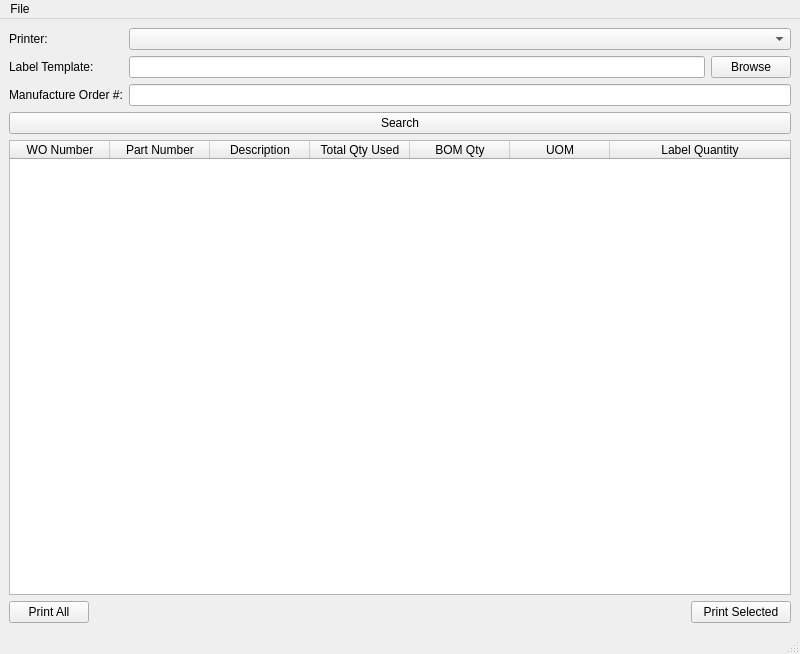
Old version of the form mainwindow.ui in the repository dominickfau/FishbowlLabelGenerator.
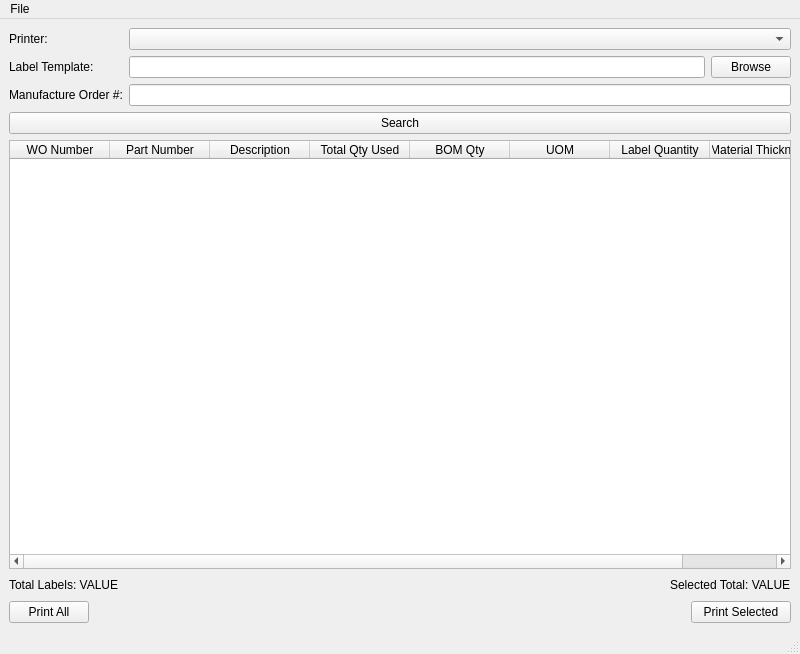
New version of the form.

Commit message: Added material thickness to label.

```diff
--- a/mainwindow.ui
+++ b/mainwindow.ui
@@ -14,7 +14,7 @@
    <string>Fishbowl Label Printer</string>
   </property>
   <widget class="QWidget" name="centralwidget">
-   <layout class="QVBoxLayout" name="verticalLayout" stretch="0,0,1,0">
+   <layout class="QVBoxLayout" name="verticalLayout">
     <item>
      <layout class="QFormLayout" name="formLayout">
       <item row="0" column="0">
@@ -130,8 +130,44 @@
         <string>Label Quantity</string>
        </property>
       </column>
+      <column>
+       <property name="text">
+        <string>Material Thickness</string>
+       </property>
+      </column>
      </widget>
     </item>
+    <item>
+     <layout class="QHBoxLayout" name="horizontalLayout_3">
+      <item>
+       <widget class="QLabel" name="total_label">
+        <property name="text">
+         <string>Total Labels: VALUE</string>
+        </property>
+       </widget>
+      </item>
+      <item>
+       <spacer name="horizontalSpacer_2">
+        <property name="orientation">
+         <enum>Qt::Horizontal</enum>
+        </property>
+        <property name="sizeHint" stdset="0">
+         <size>
+          <width>40</width>
+          <height>20</height>
+         </size>
+        </property>
+       </spacer>
+      </item>
+      <item>
+       <widget class="QLabel" name="selected_label_total">
+        <property name="text">
+         <string>Selected Total: VALUE</string>
+        </property>
+       </widget>
+      </item>
+     </layout>
+    </item>
     <item>
      <layout class="QHBoxLayout" name="horizontalLayout_2">
       <item>
```
The commit also changes 5 other files.
